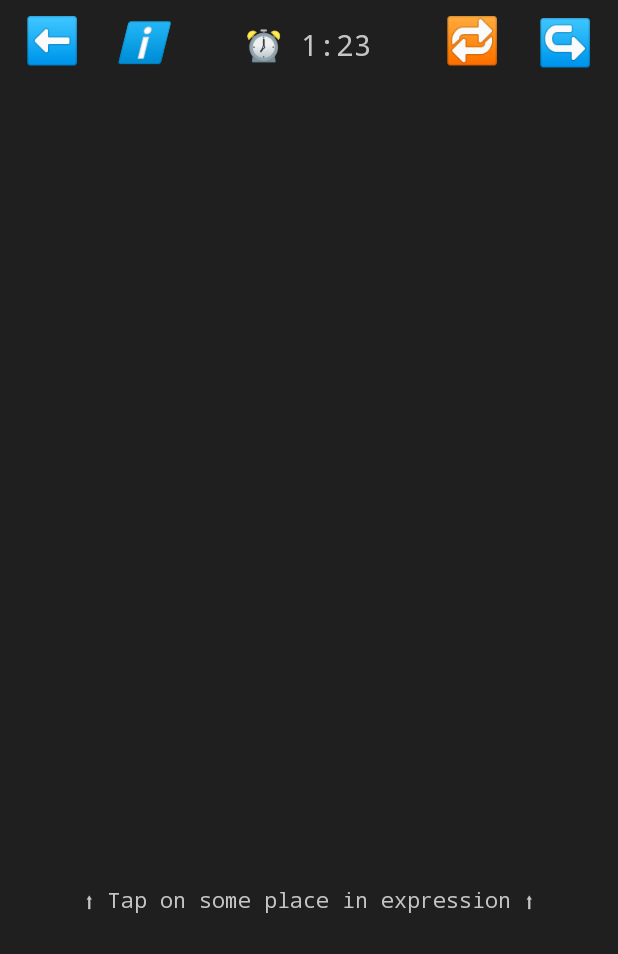
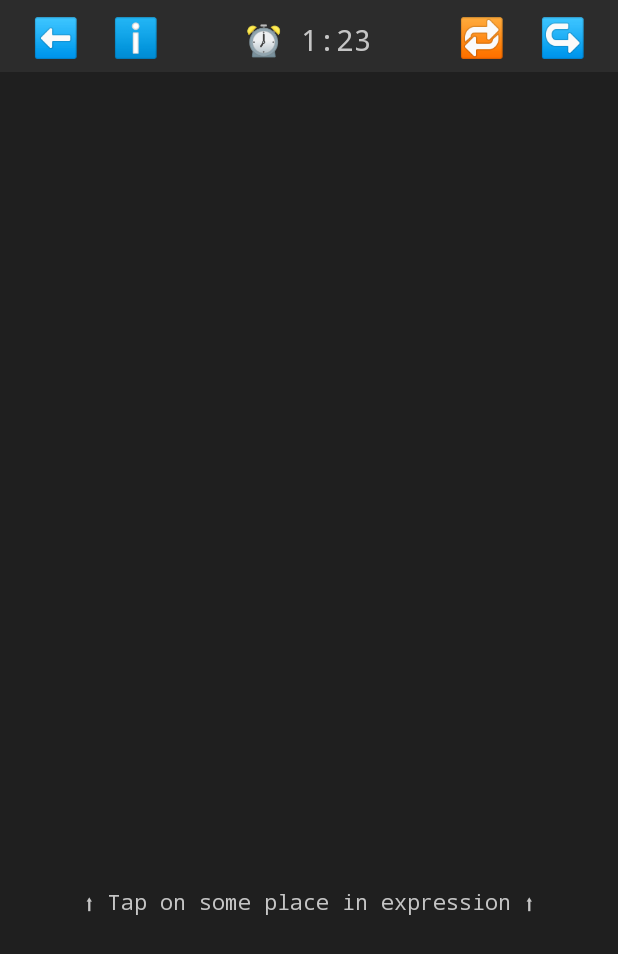
Before and after one commit to ik6cgsg/MathGame, an Android app: the TutorialPlayActivity screen opened directly, with no data from a screen before it, on a phone screen of 412 x 824 dp. Shown: the top 954 px of the screen. Run offline under Robolectric (Android 15) with nearby library versions, the phone set to English and light mode, and no system bars; libraries missing offline, so code that uses them is left out: eightbitlab.com.blurview; pictures from the network do not load; 7 statements that could not run were skipped.

Commit message:
uniformization between tutorial and regular play

```diff
--- a/app/src/main/java/mathhelper/games/matify/activities/PlayActivity.kt
+++ b/app/src/main/java/mathhelper/games/matify/activities/PlayActivity.kt
@@ -56,7 +56,7 @@ class PlayActivity: AppCompatActivity(), ConnectionListener {
 
     private lateinit var restart: TextView
     private lateinit var back: TextView
-    private lateinit var info: Button
+    private lateinit var info: TextView
     private lateinit var previous: TextView
 
     private val messageTimer = MessageTimer()
--- a/app/src/main/res/layout/activity_play.xml
+++ b/app/src/main/res/layout/activity_play.xml
@@ -33,12 +33,14 @@
         app:layout_constraintEnd_toStartOf="@id/end_expression_detail"
         app:layout_constraintStart_toStartOf="parent"
         app:layout_constraintTop_toBottomOf="@+id/offline">
+
         <LinearLayout
-            android:layout_width="match_parent"
+            android:layout_width="wrap_content"
             android:layout_height="wrap_content"
-            android:orientation="horizontal"
             android:background="@drawable/background"
-            android:gravity="center_vertical">
+            android:gravity="center_vertical"
+            android:orientation="horizontal">
+
             <TextView
                 android:id="@+id/end_expression_label"
                 android:layout_width="wrap_content"
@@ -53,8 +55,8 @@
                 android:text="@string/end_expression_opened"
                 android:textColor="?attr/textColor"
                 android:textSize="18sp"
-                android:typeface="monospace"
-                />
+                android:typeface="monospace" />
+
             <mathhelper.games.matify.common.SimpleMathView
                 android:id="@+id/end_expression_math_view"
                 android:layout_width="wrap_content"
@@ -63,10 +65,10 @@
                 android:layout_marginTop="0dp"
                 android:layout_marginRight="0dp"
                 android:layout_marginBottom="0dp"
+                android:background="@drawable/rect_bordered"
                 android:includeFontPadding="false"
-                android:visibility="visible"
-                android:background="@drawable/rect_bordered"
-                android:text=""/>
+                android:text=""
+                android:visibility="visible" />
         </LinearLayout>
 
     </HorizontalScrollView>
@@ -122,7 +124,7 @@
     <LinearLayout
         android:id="@+id/top_bar"
         android:layout_width="match_parent"
-        android:layout_height="wrap_content"
+        android:layout_height="48dp"
         android:background="?attr/shapeBackground"
         android:weightSum="1"
         app:layout_constraintEnd_toEndOf="parent"
@@ -132,25 +134,27 @@
         <TextView
             android:id="@+id/back"
             android:layout_width="wrap_content"
-            android:layout_height="wrap_content"
+            android:layout_height="match_parent"
             android:layout_marginStart="10dp"
             android:layout_weight="0.12"
+            android:gravity="center"
             android:onClick="back"
             android:text="@string/back"
-            android:textAlignment="viewStart"
+            android:textAlignment="center"
             android:textColor="@color/light_click"
             android:textSize="25sp"
             android:typeface="monospace"
-            app:layout_constraintBottom_toBottomOf="@+id/timer_view"
+            app:layout_constraintBottom_toBottomOf="parent"
             app:layout_constraintStart_toStartOf="parent"
             app:layout_constraintTop_toTopOf="parent" />
 
-        <Button
+        <TextView
             android:id="@+id/info"
-            android:layout_width="40dp"
-            android:layout_height="wrap_content"
+            android:layout_width="wrap_content"
+            android:layout_height="match_parent"
             android:layout_weight="0.12"
             android:background="@android:color/transparent"
+            android:gravity="center"
             android:onClick="info"
             android:text="@string/i"
             android:textAlignment="center"
@@ -165,7 +169,7 @@
         <Space
             android:layout_width="wrap_content"
             android:layout_height="wrap_content"
-            android:layout_weight="0.11"></Space>
+            android:layout_weight="0.11" />
 
         <TextView
             android:id="@+id/timer_view"
@@ -184,16 +188,17 @@
         <Space
             android:layout_width="wrap_content"
             android:layout_height="wrap_content"
-            android:layout_weight="0.11"></Space>
+            android:layout_weight="0.11" />
 
         <TextView
             android:id="@+id/restart"
             android:layout_width="wrap_content"
-            android:layout_height="wrap_content"
-            android:layout_weight="0.08"
+            android:layout_height="match_parent"
+            android:layout_weight="0.12"
+            android:gravity="center"
             android:onClick="restart"
             android:text="@string/restart"
-            android:textAlignment="viewEnd"
+            android:textAlignment="center"
             android:textColor="@color/light_click"
             android:textSize="25sp"
             android:typeface="monospace"
@@ -204,11 +209,13 @@
         <TextView
             android:id="@+id/previous"
             android:layout_width="wrap_content"
-            android:layout_height="wrap_content"
-            android:layout_weight="0.08"
+            android:layout_height="match_parent"
+            android:layout_marginEnd="10dp"
+            android:layout_weight="0.12"
+            android:gravity="center"
             android:onClick="previous"
             android:text="@string/previous"
-            android:textAlignment="viewEnd"
+            android:textAlignment="center"
             android:textColor="@color/text_action_disableable"
             android:textSize="25sp"
             android:typeface="monospace"
--- a/app/src/main/res/layout/tutorial_activity_play.xml
+++ b/app/src/main/res/layout/tutorial_activity_play.xml
@@ -78,20 +78,6 @@
     </ScrollView>
 
     <TextView
-        android:id="@+id/timer_view"
-        android:layout_width="wrap_content"
-        android:layout_height="wrap_content"
-        android:layout_marginStart="16dp"
-        android:layout_marginTop="16dp"
-        android:layout_marginEnd="16dp"
-        android:textColor="?attr/textColor"
-        android:textSize="20sp"
-        android:typeface="monospace"
-        app:layout_constraintEnd_toEndOf="parent"
-        app:layout_constraintStart_toStartOf="parent"
-        app:layout_constraintTop_toTopOf="parent" />
-
-    <TextView
         android:id="@+id/end_expression_view"
         android:layout_width="wrap_content"
         android:layout_height="wrap_content"
@@ -125,40 +111,7 @@
         app:layout_constraintEnd_toEndOf="parent"
         app:layout_constraintHorizontal_bias="0.0"
         app:layout_constraintStart_toStartOf="parent"
-        app:layout_constraintTop_toBottomOf="@+id/timer_view" />
-
-    <TextView
-        android:id="@+id/previous"
-        android:layout_width="wrap_content"
-        android:layout_height="wrap_content"
-        android:layout_marginTop="8dp"
-        android:layout_marginEnd="16dp"
-        android:clickable="false"
-        android:text="@string/previous"
-        android:textColor="@color/light_click"
-        android:textSize="30sp"
-        android:textStyle="bold"
-        android:typeface="monospace"
-        app:layout_constraintBottom_toBottomOf="@+id/restart"
-        app:layout_constraintEnd_toEndOf="parent"
-        app:layout_constraintTop_toTopOf="parent" />
-
-    <TextView
-        android:id="@+id/restart"
-        android:layout_width="wrap_content"
-        android:layout_height="wrap_content"
-        android:layout_marginTop="8dp"
-        android:layout_marginEnd="24dp"
-        android:clickable="false"
-        android:onClick="restart"
-        android:text="@string/restart"
-        android:textColor="@color/light_click"
-        android:textSize="30sp"
-        android:textStyle="bold"
-        android:typeface="monospace"
-        app:layout_constraintBottom_toBottomOf="@+id/timer_view"
-        app:layout_constraintEnd_toStartOf="@+id/previous"
-        app:layout_constraintTop_toTopOf="parent" />
+        app:layout_constraintTop_toBottomOf="@+id/top_bar" />
 
     <TextView
         android:id="@+id/message_view"
@@ -180,38 +133,144 @@
         app:layout_constraintStart_toStartOf="parent"
         app:layout_constraintTop_toBottomOf="@+id/end_expression_view" />
 
+    <LinearLayout
+        android:id="@+id/top_bar"
+        android:layout_width="match_parent"
+        android:layout_height="48dp"
+        android:background="?attr/shapeBackground"
+        android:weightSum="1"
+        app:layout_constraintEnd_toEndOf="parent"
+        app:layout_constraintStart_toStartOf="parent"
+        app:layout_constraintTop_toTopOf="parent">
+
         <TextView
             android:id="@+id/back"
             android:layout_width="wrap_content"
-        android:layout_height="wrap_content"
-        android:layout_marginStart="16dp"
-        android:layout_marginTop="8dp"
-        android:clickable="false"
+            android:layout_height="match_parent"
+            android:layout_marginStart="10dp"
+            android:layout_weight="0.12"
+            android:gravity="center"
             android:onClick="back"
             android:text="@string/back"
+            android:textAlignment="center"
             android:textColor="@color/light_click"
-        android:textSize="30sp"
-        android:textStyle="bold"
+            android:textSize="25sp"
             android:typeface="monospace"
-        app:layout_constraintBottom_toBottomOf="@+id/timer_view"
+            app:layout_constraintBottom_toBottomOf="parent"
             app:layout_constraintStart_toStartOf="parent"
             app:layout_constraintTop_toTopOf="parent" />
 
-    <Button
+        <TextView
             android:id="@+id/info"
-        android:layout_width="40dp"
-        android:layout_height="wrap_content"
-        android:layout_marginStart="20dp"
-        android:layout_marginTop="3dp"
+            android:layout_width="wrap_content"
+            android:layout_height="match_parent"
+            android:layout_weight="0.12"
             android:background="@android:color/transparent"
+            android:gravity="center"
             android:text="@string/i"
+            android:textAlignment="center"
             android:textAllCaps="false"
             android:textColor="@color/light_click"
-        android:textSize="26sp"
-        android:textStyle="bold|italic"
+            android:textSize="25sp"
             android:typeface="monospace"
+            app:layout_constraintBottom_toBottomOf="parent"
             app:layout_constraintStart_toEndOf="@+id/back"
             app:layout_constraintTop_toTopOf="parent" />
+
+        <Space
+            android:layout_width="wrap_content"
+            android:layout_height="wrap_content"
+            android:layout_weight="0.11" />
+
+        <TextView
+            android:id="@+id/timer_view"
+            android:layout_width="wrap_content"
+            android:layout_height="wrap_content"
+            android:layout_weight="0.3"
+            android:textAlignment="center"
+            android:textColor="?attr/textColor"
+            android:textSize="20sp"
+            android:typeface="monospace"
+            app:layout_constraintBottom_toBottomOf="parent"
+            app:layout_constraintEnd_toEndOf="parent"
+            app:layout_constraintStart_toStartOf="parent"
+            app:layout_constraintTop_toTopOf="parent" />
+
+        <Space
+            android:layout_width="wrap_content"
+            android:layout_height="wrap_content"
+            android:layout_weight="0.11" />
+
+        <TextView
+            android:id="@+id/restart"
+            android:layout_width="wrap_content"
+            android:layout_height="match_parent"
+            android:layout_weight="0.12"
+            android:gravity="center"
+            android:onClick="restart"
+            android:text="@string/restart"
+            android:textAlignment="center"
+            android:textColor="@color/light_click"
+            android:textSize="25sp"
+            android:typeface="monospace"
+            app:layout_constraintBottom_toBottomOf="parent"
+            app:layout_constraintEnd_toStartOf="@+id/previous"
+            app:layout_constraintTop_toTopOf="parent" />
+
+        <TextView
+            android:id="@+id/previous"
+            android:layout_width="wrap_content"
+            android:layout_height="match_parent"
+            android:layout_marginEnd="10dp"
+            android:layout_weight="0.12"
+            android:gravity="center"
+            android:text="@string/previous"
+            android:textAlignment="center"
+            android:textColor="@color/text_action_disableable"
+            android:textSize="25sp"
+            android:typeface="monospace"
+            app:layout_constraintBottom_toBottomOf="parent"
+            app:layout_constraintEnd_toStartOf="parent"
+            app:layout_constraintTop_toTopOf="parent" />
+
+
+    </LinearLayout>
+
+    <TextView
+        android:id="@+id/pointer_restart"
+        android:layout_width="wrap_content"
+        android:layout_height="wrap_content"
+        android:layout_marginStart="16dp"
+        android:layout_marginTop="24dp"
+        android:layout_marginEnd="16dp"
+        android:clickable="false"
+        android:rotation="0"
+        android:text="@string/pointer"
+        android:textColor="?attr/textColor"
+        android:textSize="30sp"
+        android:visibility="invisible"
+        app:layout_constraintEnd_toEndOf="parent"
+        app:layout_constraintHorizontal_bias="0.83"
+        app:layout_constraintStart_toStartOf="parent"
+        app:layout_constraintTop_toBottomOf="@+id/top_bar" />
+
+    <TextView
+        android:id="@+id/pointer_undo"
+        android:layout_width="wrap_content"
+        android:layout_height="wrap_content"
+        android:layout_marginStart="16dp"
+        android:layout_marginTop="24dp"
+        android:layout_marginEnd="16dp"
+        android:clickable="false"
+        android:rotation="0"
+        android:text="@string/pointer"
+        android:textColor="?attr/textColor"
+        android:textSize="30sp"
+        android:visibility="invisible"
+        app:layout_constraintEnd_toEndOf="parent"
+        app:layout_constraintHorizontal_bias="1.0"
+        app:layout_constraintStart_toStartOf="parent"
+        app:layout_constraintTop_toBottomOf="@+id/top_bar" />
 
     <TextView
         android:id="@+id/pointer_message"
@@ -307,40 +366,4 @@
         app:layout_constraintStart_toStartOf="parent"
         app:layout_constraintTop_toTopOf="parent" />
 
-    <TextView
-        android:id="@+id/pointer_restart"
-        android:layout_width="wrap_content"
-        android:layout_height="wrap_content"
-        android:layout_marginStart="16dp"
-        android:layout_marginTop="24dp"
-        android:layout_marginEnd="16dp"
-        android:clickable="false"
-        android:rotation="0"
-        android:text="@string/pointer"
-        android:textColor="?attr/textColor"
-        android:textSize="30sp"
-        android:visibility="invisible"
-        app:layout_constraintEnd_toEndOf="parent"
-        app:layout_constraintHorizontal_bias="0.83"
-        app:layout_constraintStart_toStartOf="parent"
-        app:layout_constraintTop_toBottomOf="@+id/restart" />
-
-    <TextView
-        android:id="@+id/pointer_undo"
-        android:layout_width="wrap_content"
-        android:layout_height="wrap_content"
-        android:layout_marginStart="16dp"
-        android:layout_marginTop="24dp"
-        android:layout_marginEnd="16dp"
-        android:clickable="false"
-        android:rotation="0"
-        android:text="@string/pointer"
-        android:textColor="?attr/textColor"
-        android:textSize="30sp"
-        android:visibility="invisible"
-        app:layout_constraintEnd_toEndOf="parent"
-        app:layout_constraintHorizontal_bias="1.0"
-        app:layout_constraintStart_toStartOf="parent"
-        app:layout_constraintTop_toBottomOf="@+id/previous" />
-
 </androidx.constraintlayout.widget.ConstraintLayout>
```
Lines whose indentation alone changed are shown as unchanged.
